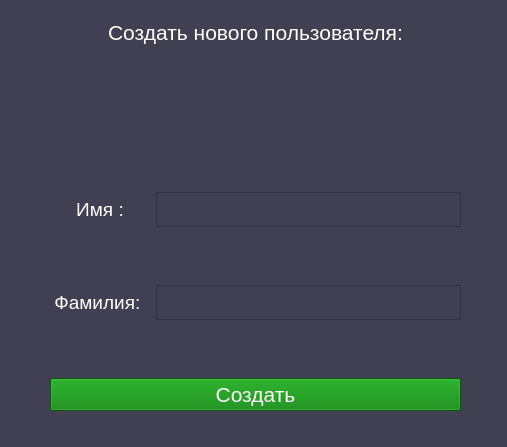
The window that grafic/user_form.ui (gwindblaids/timetracker) describes before a commit, drawn with Qt 5.
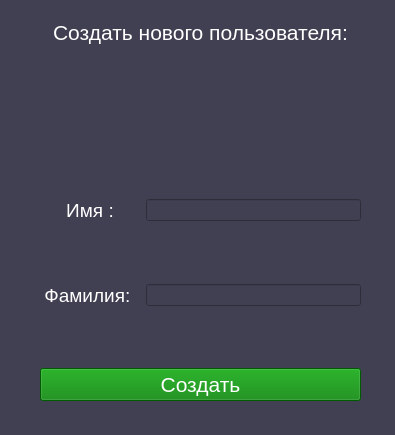
The same window after the commit. Icons and pictures are not drawn.

The edit to the form file:
```diff
--- a/grafic/user_form.ui
+++ b/grafic/user_form.ui
@@ -6,20 +6,20 @@
    <rect>
     <x>0</x>
     <y>0</y>
-    <width>507</width>
-    <height>447</height>
+    <width>395</width>
+    <height>435</height>
    </rect>
   </property>
   <property name="minimumSize">
    <size>
-    <width>507</width>
-    <height>447</height>
+    <width>395</width>
+    <height>435</height>
    </size>
   </property>
   <property name="maximumSize">
    <size>
-    <width>507</width>
-    <height>447</height>
+    <width>395</width>
+    <height>435</height>
    </size>
   </property>
   <property name="windowTitle">
@@ -36,12 +36,17 @@
    <widget class="QWidget" name="verticalWidget" native="true">
     <property name="geometry">
      <rect>
-      <x>50</x>
+      <x>40</x>
       <y>20</y>
-      <width>411</width>
-      <height>391</height>
+      <width>321</width>
+      <height>381</height>
      </rect>
     </property>
+    <property name="styleSheet">
+     <string notr="true">QLineEdit {
+	color: white;
+}</string>
+    </property>
     <layout class="QVBoxLayout" name="verticalLayout">
      <item>
       <widget class="QLabel" name="newUserLabel">
@@ -181,26 +186,18 @@
         </widget>
        </item>
        <item>
-        <widget class="QTextEdit" name="name_text">
+        <widget class="QLineEdit" name="name_edit">
          <property name="sizePolicy">
-          <sizepolicy hsizetype="Preferred" vsizetype="Maximum">
+          <sizepolicy hsizetype="Preferred" vsizetype="Fixed">
            <horstretch>0</horstretch>
            <verstretch>0</verstretch>
           </sizepolicy>
          </property>
-         <property name="maximumSize">
-          <size>
-           <width>16777215</width>
-           <height>35</height>
-          </size>
+         <property name="alignment">
+          <set>Qt::AlignCenter</set>
          </property>
-         <property name="font">
-          <font>
-           <pointsize>12</pointsize>
-          </font>
-         </property>
-         <property name="cursor" stdset="0">
-          <cursorShape>IBeamCursor</cursorShape>
+         <property name="placeholderText">
+          <string/>
          </property>
         </widget>
        </item>
@@ -252,26 +249,15 @@
         </widget>
        </item>
        <item>
-        <widget class="QTextEdit" name="last_name_text">
+        <widget class="QLineEdit" name="surname_edit">
          <property name="sizePolicy">
-          <sizepolicy hsizetype="Preferred" vsizetype="Expanding">
+          <sizepolicy hsizetype="Preferred" vsizetype="Fixed">
            <horstretch>0</horstretch>
            <verstretch>0</verstretch>
           </sizepolicy>
          </property>
-         <property name="maximumSize">
-          <size>
-           <width>16777215</width>
-           <height>35</height>
-          </size>
-         </property>
-         <property name="font">
-          <font>
-           <pointsize>12</pointsize>
-          </font>
-         </property>
-         <property name="cursor" stdset="0">
-          <cursorShape>IBeamCursor</cursorShape>
+         <property name="alignment">
+          <set>Qt::AlignCenter</set>
          </property>
         </widget>
        </item>
```
